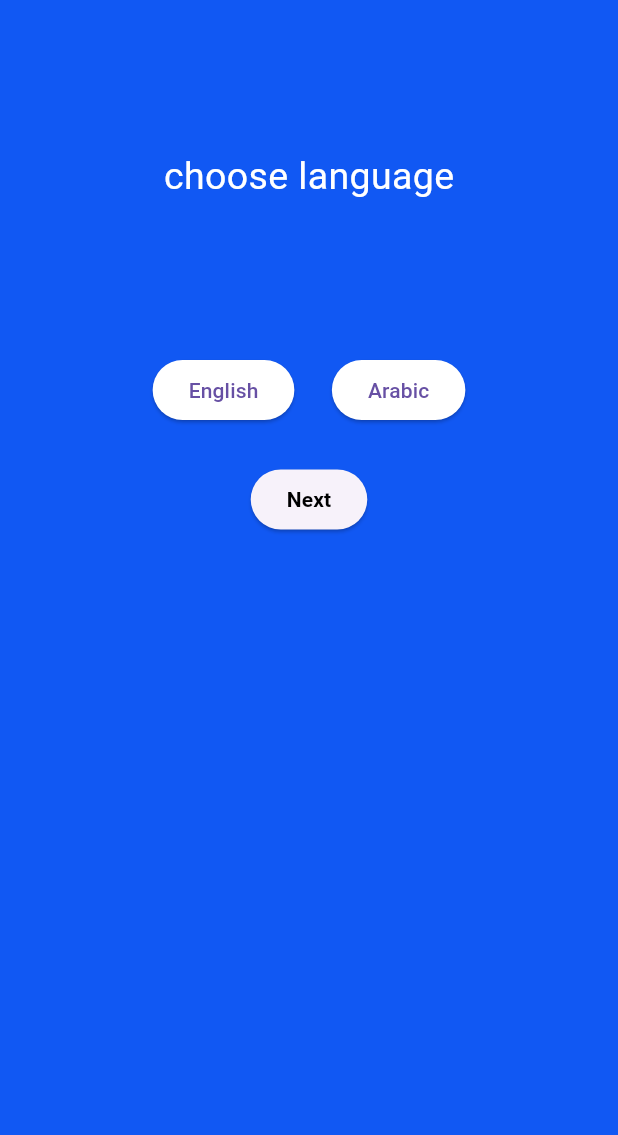
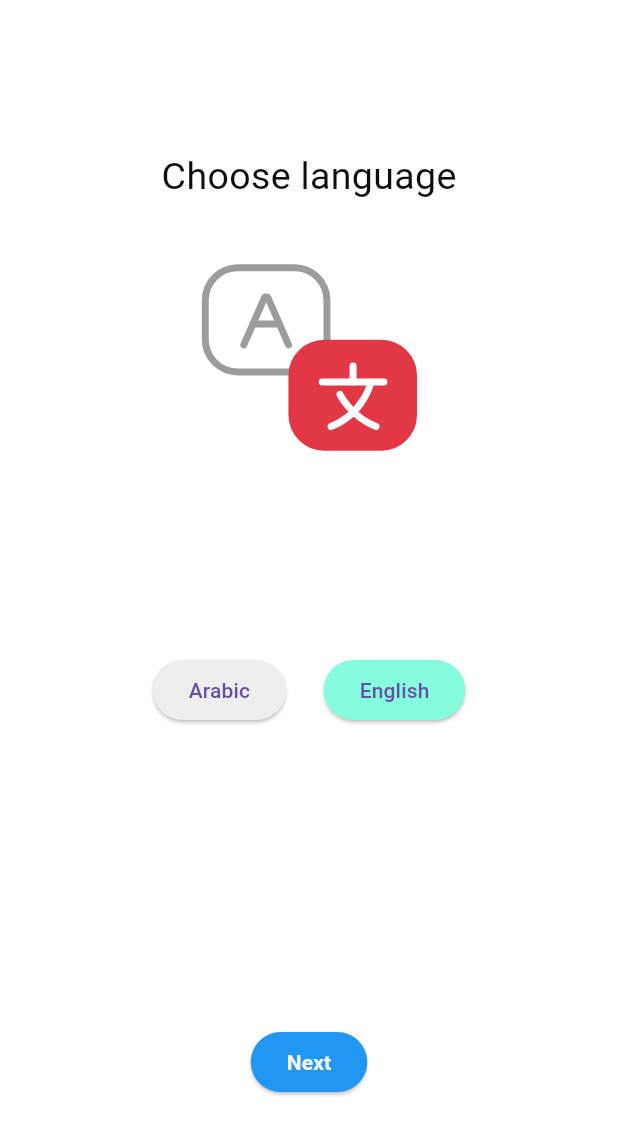
Before and after one commit to mohammednhfsx/salaty, a Flutter app: the screen it shows after launch, after a tap on "Arabic", after a tap on "إنجليزي", on a phone screen of 412 x 824 dp. Shown: the top 1135 px of the screen. Run offline on Flutter 3.47's test engine with Material 3 defaults, Android fonts, the phone set to English and light mode, and no system bars; our stand-ins replace get, lottie, shared_preferences.

Commit message:
Add Lottie and improve language selection UI
Add a Lottie animation asset and dependency, and refactor the localization UI to show the animation and a selectable language state. Files changed: added assets/lottile/lottile.json and updated pubspec.yaml to include lottie and the assets entry. Made Language screen use Lottie.asset, changed background/text colors, and replaced static buttons with an Obx-driven selection row. Introduced a selectedLang observable in LocaleController and set it on change; updated CustomLangChoose to accept isSelected and show different styles. Also renamed/moved some localization files (translation.dart -> lib/core/localization/lang/translation.dart, local_change.dart -> lib/core/localization/local_change.dart) and updated imports accordingly. Minor translation text capitalization fix for "Choose_lang".

```diff
--- a/lib/core/localization/lang/language.dart
+++ b/lib/core/localization/lang/language.dart
@@ -1,56 +1,68 @@
 import 'package:flutter/material.dart';
 import 'package:get/get.dart';
+import 'package:lottie/lottie.dart';
 
-import 'package:salaty/core/localization/lang/local_change.dart';
+import 'package:salaty/core/localization/local_change.dart';
 import 'package:salaty/core/localization/lang/widgets/custom_lang_choose.dart';
 import 'package:salaty/theme/colors.dart';
 import 'package:salaty/view/auth/screens/login_screen.dart';
 
 class Language extends GetView<LocaleController>{
-  const Language({super.key});
+
+   Language({super.key});
+
 
 
 
   @override
   Widget build(BuildContext context) {
     return Scaffold(
-      backgroundColor: splash_screenColors,
+      backgroundColor: const Color.fromARGB(255, 255, 255, 255),
       body: Container(
         padding: EdgeInsets.only(top: 100),
         child: Column(
           children: [
             Text(
             "Choose_lang".tr,
-              style: TextStyle(fontSize: 25, color: Colors.white),
+              style: TextStyle(fontSize: 25, color: const Color.fromARGB(255, 14, 12, 12)),
             ),
+             SizedBox(height: 200,width: 200,
+              child: Lottie.asset('assets/lottile/lottile.json')),
+
+
             SizedBox(height: 100),
-            Row(
-              mainAxisAlignment: MainAxisAlignment.center,
-              children: [
-                CustomLangChoose(text: "En".tr,onPressed: () {
-                  controller.changeLang("en");
-
-                },),
-                SizedBox(width: 25),
-                CustomLangChoose(text: "Ar".tr , onPressed: () {
-                                    controller.changeLang("ar");
-
-                },      ),
-              ],
-            ),
-            SizedBox(height: 25),
+          Obx(() => Row(
+  mainAxisAlignment: MainAxisAlignment.center,
+  children: [
+    CustomLangChoose(
+      text: "Ar".tr,
+      isSelected: controller.selectedLang.value == "ar",
+      onPressed: () => controller.changeLang("ar"),
+    ),
+    SizedBox(width: 25),
+    CustomLangChoose(
+      text: "En".tr,
+      isSelected: controller.selectedLang.value == "en",
+      onPressed: () => controller.changeLang("en"),
+    ),
+  ],
+)),
+            SizedBox(height: 200),
             ElevatedButton(
+              style: ElevatedButton.styleFrom(backgroundColor: Colors.blue,),
               onPressed: () {
                 Get.to(LoginScreen());
               },
               child: Text(
                 "Next".tr,
                 style: TextStyle(
-                  color: Colors.black,
+                  color: const Color.fromARGB(255, 247, 245, 245),
                   fontWeight: FontWeight.bold,
                 ),
               ),
             ),
+
+
           ],
         ),
       ),
--- a/lib/core/localization/translation.dart
+++ b/lib/core/localization/lang/translation.dart
@@ -29,7 +29,7 @@ class Mytranslation extends Translations {
     },
 
     "en": {
-      "Choose_lang": "choose language",
+      "Choose_lang": "Choose language",
       "En": "English",
       "Ar": "Arabic",
       "Next": "Next",
--- a/lib/core/localization/lang/widgets/custom_lang_choose.dart
+++ b/lib/core/localization/lang/widgets/custom_lang_choose.dart
@@ -4,13 +4,16 @@ import 'package:flutter/material.dart';
 class CustomLangChoose extends StatelessWidget {
     final String text;
     final void Function()?onPressed;
-  const CustomLangChoose({super.key, required this.text, this.onPressed});
+   final  bool isSelected;
+   CustomLangChoose({super.key, required this.text, this.onPressed, required  this.isSelected});
 
 
   @override
   Widget build(BuildContext context) {
     return ElevatedButton(
-      style: ElevatedButton.styleFrom(backgroundColor: Colors.white),
+      style: ElevatedButton.styleFrom(
+        backgroundColor:
+            isSelected ? const Color.fromARGB(255, 133, 252, 222) : Colors.grey[200],),
       onPressed: onPressed,
       child: Text(text),
     );
--- a/lib/core/localization/lang/local_change.dart
+++ b/lib/core/localization/local_change.dart
@@ -5,9 +5,12 @@ import 'package:salaty/core/services/services.dart';
 
 class LocaleController extends GetxController {
   Locale? language;
+  var selectedLang = "ar".obs;
+
   Myservices myservices = Get.find();
 
   void changeLang(String langName) {
+     selectedLang.value = langName;
     Locale locale = Locale(langName);
     myservices.sharedPreferences.setString("lang", langName);
     Get.updateLocale(locale);
--- a/lib/main.dart
+++ b/lib/main.dart
@@ -1,8 +1,8 @@
 import 'package:flutter/material.dart';
 import 'package:get/get.dart';
-import 'package:salaty/core/localization/lang/local_change.dart';
+import 'package:salaty/core/localization/local_change.dart';
 import 'package:salaty/view/auth/screens/splash_screen.dart';
-import 'package:salaty/core/localization/translation.dart';
+import 'package:salaty/core/localization/lang/translation.dart';
 import 'package:salaty/core/services/services.dart';
 
 void main()async {
--- a/lib/view/auth/screens/login_screen.dart
+++ b/lib/view/auth/screens/login_screen.dart
@@ -1,6 +1,6 @@
 import 'package:flutter/material.dart';
 import 'package:get/get.dart';
-import 'package:salaty/core/localization/lang/local_change.dart';
+import 'package:salaty/core/localization/local_change.dart';
 
 import 'package:salaty/view/auth/screens/sign_up.dart';
 import 'package:salaty/theme/colors.dart';
--- a/pubspec.yaml
+++ b/pubspec.yaml
@@ -46,6 +46,7 @@ dependencies:
   geolocator: ^14.0.2
   geocoding: ^4.0.0
   shared_preferences: ^2.5.4
+  lottie: ^3.3.2
 
 dev_dependencies:
   flutter_test:
@@ -70,8 +71,8 @@ flutter:
   uses-material-design: true
 
   # To add assets to your application, add an assets section, like this:
-  # assets:
-  #   - images/a_dot_burr.jpeg
+  assets:
+    - assets/lottile/
   #   - images/a_dot_ham.jpeg
 
   # An image asset can refer to one or more resolution-specific "variants", see
```
Also changed, not shown: assets/lottile/lottile.json (added, +1 -0 lines), pubspec.lock.
